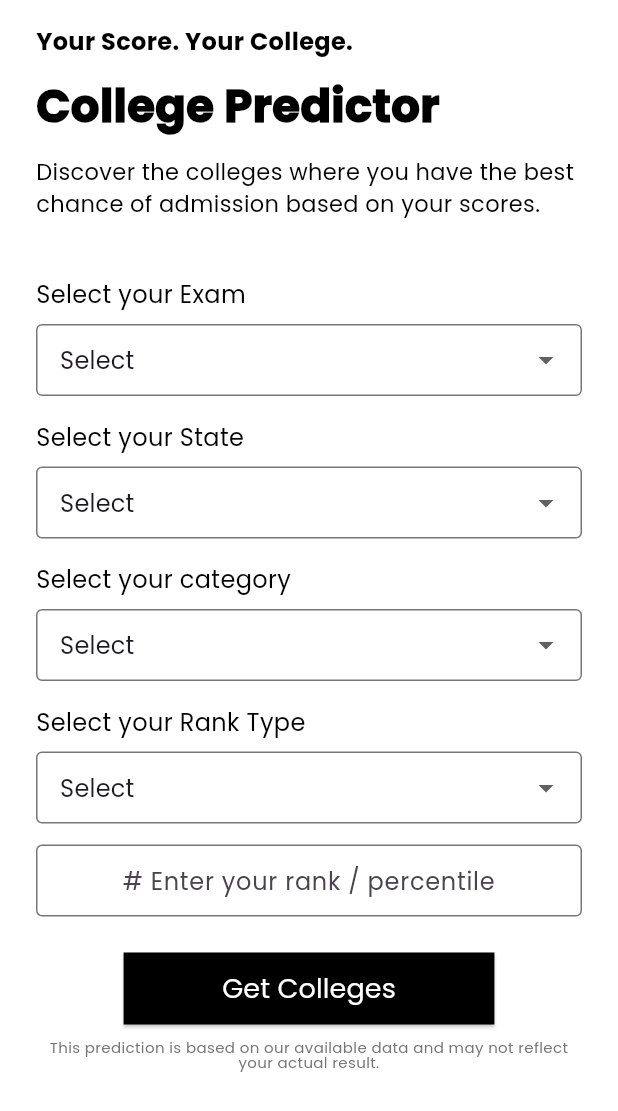
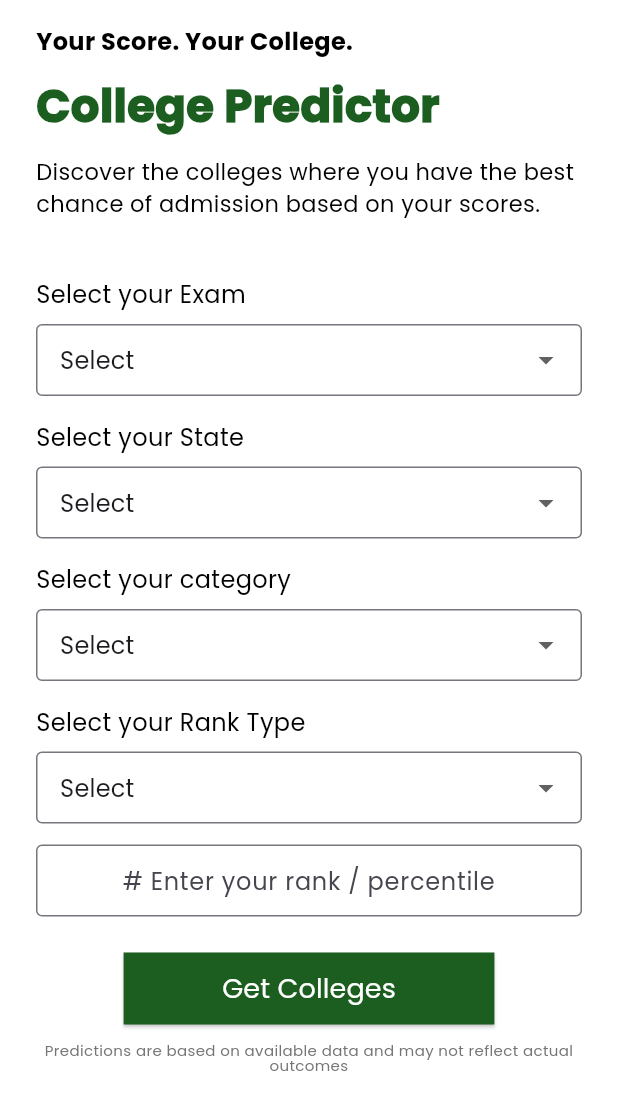
Before and after one commit to skhasan071/MyCampusInfo, a Flutter app: the CollegePredictorPage screen opened directly, on a phone screen of 412 x 824 dp. Shown: the top 1111 px of the screen. Run offline on Flutter 3.47's test engine with Material 3 defaults, Android fonts, the phone set to English and light mode, and no system bars; our stand-ins replace device_preview, flutter_svg, geocoding, geolocator, get, google_sign_in and 2 more; missing offline and left inert: dart:html; accounts and stored records are empty; network calls fail; project files that could hold a hidden picture were left out.

```diff
--- a/lib/main.dart
+++ b/lib/main.dart
@@ -1,5 +1,6 @@
 import 'package:my_campus_info/services/shortListCollegeController.dart';
 import 'package:my_campus_info/view/splash_view.dart';
+import 'package:my_campus_info/view/splash_view_2.0.dart';
 import 'package:my_campus_info/view_model/themeController.dart';
 import 'package:device_preview/device_preview.dart';
 import 'package:flutter/material.dart';
@@ -55,7 +56,7 @@ class _MyAppState extends State<MyApp> {
             ),
           ),
 
-          home: SplashView(token: token ?? '',),
+          home: SplashView2(token: token ?? '',),
 
         );
       },
--- a/lib/view/college_predictor_page.dart
+++ b/lib/view/college_predictor_page.dart
@@ -226,9 +226,9 @@ class _CollegePredictorScreenState extends State<CollegePredictorPage> {
 
                   ),
                 ),
-                const SizedBox(height: 10),  // Space between TextField and disclaimer
+                const SizedBox(height: 12),  // Space between TextField and disclaimer
                 Text(
-                  "This prediction is based on our available data and may not reflect your actual result.",
+                  "Predictions are based on available data and may not reflect actual outcomes",
                   style: TextStyle(
                     fontSize: 10,
                     color: Color(0xFF757575),
--- a/lib/view_model/themeController.dart
+++ b/lib/view_model/themeController.dart
@@ -8,9 +8,9 @@ class ThemeController extends GetxController {
   RxInt selectedThemeIndex = 0.obs;
 
   List<CustomTheme> allThemes = [
+    AppThemes.emeraldTheme,
     AppThemes.blackWhiteTheme,
     AppThemes.coloredTheme,
-    AppThemes.emeraldTheme,
     AppThemes.sunsetTheme,
     AppThemes.coolBlueTheme,
   ];
```
